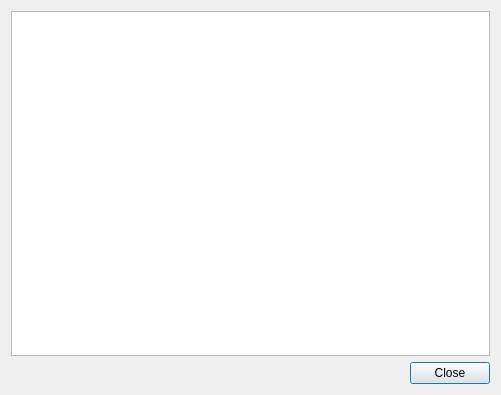
First picture: the form in src/ui/escapedpatterndialog.ui, repository momesana/qregexp-editor, before the edit.
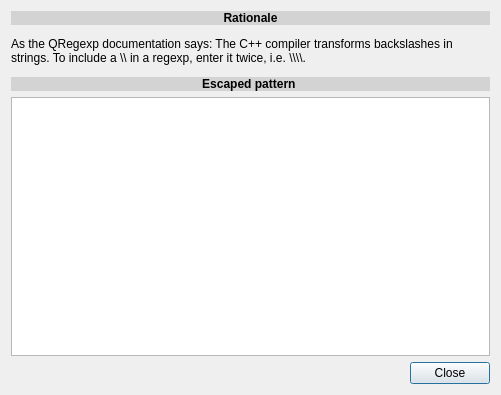
Second picture: the form after the edit.

Commit message: Modified the Escaped pattern dialog to use a QLabel for the explanatory text and a QTextBrowser showing the escaped pattern as plain text. This way we won't have to deal with escaping html relevant characters (<, >, ...) and special characters. Previously a pattern like <(\s|\w)>+ wouldn't be displayed at all since the escaped version <(\\s|\\w)> would be considered an unknown tag and simply be ignored.

What changed in the file:
```diff
--- a/src/ui/escapedpatterndialog.ui
+++ b/src/ui/escapedpatterndialog.ui
@@ -14,6 +14,23 @@
    <string>Dialog</string>
   </property>
   <layout class="QVBoxLayout" name="verticalLayout">
+   <item>
+    <widget class="QLabel" name="label">
+     <property name="text">
+      <string>&lt;center&gt;
+&lt;div style='background: lightgray; font-weight:bold;'&gt;Rationale&lt;/div&gt;
+&lt;/center&gt;
+&lt;p&gt;As the QRegexp documentation says:  The C++ compiler transforms backslashes in strings. To include a \\ in a regexp, enter it twice, i.e. \\\\.&lt;/p&gt;
+&lt;center&gt;
+&lt;div style='background: lightgray; font-weight: bold;'&gt;Escaped pattern&lt;/div&gt;
+&lt;/center&gt;
+</string>
+     </property>
+     <property name="wordWrap">
+      <bool>true</bool>
+     </property>
+    </widget>
+   </item>
    <item>
     <widget class="QTextBrowser" name="textBrowser"/>
    </item>
```
The commit also changes 1 other file.
